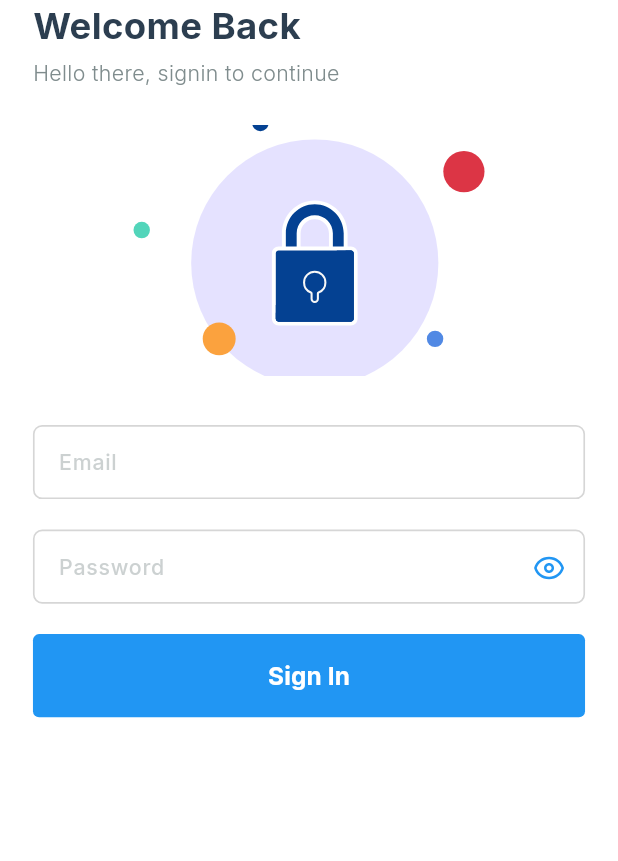
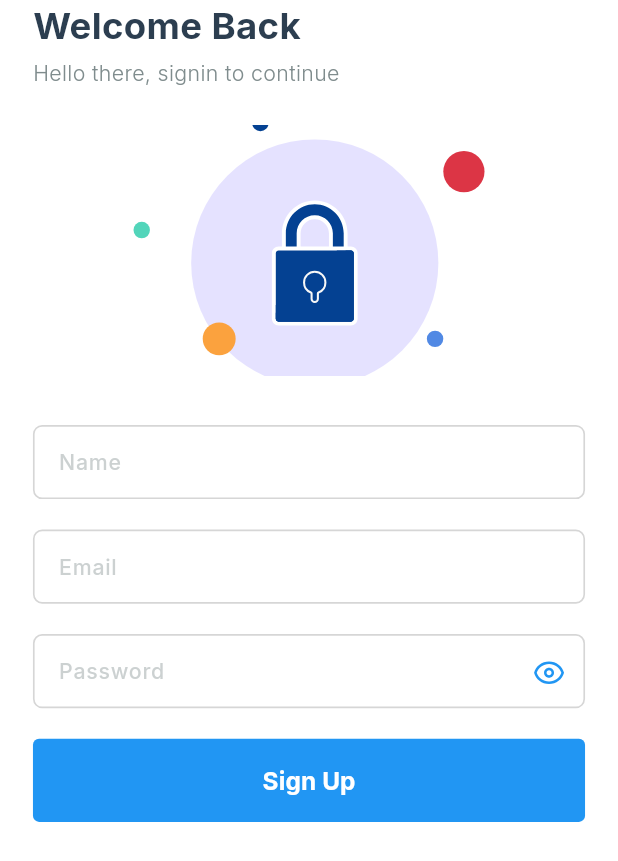
Before and after one commit to flutterdevrabby/zaviTask, a Flutter app: the screen it shows after launch, on a phone screen of 412 x 824 dp. Shown: the top 861 px of the screen. Run offline on Flutter 3.47's test engine with Material 3 defaults, Android fonts, the phone set to English and light mode, and no system bars; our stand-ins replace dio, flutter_screenutil, flutter_svg, go_router, google_fonts.

Commit message:
task has done

```diff
--- a/analysis_options.yaml
+++ b/analysis_options.yaml
@@ -7,6 +7,9 @@
 
 # The following line activates a set of recommended lints for Flutter apps,
 # packages, and plugins designed to encourage good coding practices.
+analyzer:
+  errors:
+    use_build_context_synchronously: ignore
 include: package:flutter_lints/flutter.yaml
 
 linter:
--- /dev/null
+++ b/lib/constants/endpoint.dart
@@ -0,0 +1 @@
+const baseUrl = "https://fakestoreapi.com";
--- a/lib/constants/text_font_style.dart
+++ b/lib/constants/text_font_style.dart
@@ -5,72 +5,9 @@ import 'package:google_fonts/google_fonts.dart';
 class TextFontStyle {
   TextFontStyle._();
 
-  static TextStyle headLine24CWhiteW600 = GoogleFonts.inter(
-    color: Colors.white,
-    fontWeight: FontWeight.w600,
-    fontSize: 24.sp,
-  );
-   static TextStyle headLine20CWhiteW600 = GoogleFonts.inter(
-    color: Colors.white,
-    fontWeight: FontWeight.w600,
-    fontSize: 20.sp,
-  );
-
-    static TextStyle headLine24C082438W700 = GoogleFonts.inter(
-    color: Color(0xFF082438),
-    fontWeight: FontWeight.w700,
-    fontSize: 24.sp,
-  );
-
-    static TextStyle textLine14C5E5E5EW400 = GoogleFonts.inter(
-    color: Color(0xFF5E5E5E),
-    fontWeight: FontWeight.w400,
-    fontSize: 14.sp,
-  );
-
-   static TextStyle textLine16C5E5E5EW600 = GoogleFonts.inter(
-    color: Color(0xFF5E5E5E),
-    fontWeight: FontWeight.w600,
-    fontSize: 16.sp,
-  );
-
-
-    static TextStyle textLine12C5E5E5EW500 = GoogleFonts.inter(
-    color: Color(0xFF5E5E5E),
-    fontWeight: FontWeight.w500,
-    fontSize: 12.sp,
-  );
-
-
-   static TextStyle headLine18CFFFFFFW700 = GoogleFonts.inter(
+  static TextStyle headLine18CFFFFFFW700 = GoogleFonts.inter(
     color: Color(0xFFFFFFFF),
     fontWeight: FontWeight.w700,
     fontSize: 18.sp,
   );
-
-
-    static TextStyle textLine14C5E5E5EW500 = GoogleFonts.inter(
-    color: Color(0xFF5E5E5E),
-    fontWeight: FontWeight.w500,
-    fontSize: 14.sp,
-  );
-
-    static TextStyle textLine12C646984W400 = GoogleFonts.inter(
-    color: Color(0xFF646984),
-    fontWeight: FontWeight.w400,
-    fontSize: 12.sp,
-  );
-
-    static TextStyle textLine14C04063EW400 = GoogleFonts.inter(
-    color: Color(0xFF04063E),
-    fontWeight: FontWeight.w400,
-    fontSize: 12.sp,
-  );
-
-
-    static TextStyle textLine14C646984EW600 = GoogleFonts.inter(
-    color: Color(0xFF646984),
-    fontWeight: FontWeight.w600,
-    fontSize: 14.sp,
-  );
 }
--- a/lib/features/authentication/signin_screen.dart
+++ b/lib/features/authentication/signin_screen.dart
@@ -1,8 +1,10 @@
 import 'package:flutter/material.dart';
 import 'package:flutter_screenutil/flutter_screenutil.dart';
 import 'package:flutter_svg/flutter_svg.dart';
+import 'package:go_router/go_router.dart';
 import 'package:provider/provider.dart';
 import 'package:zavisoft_task/constants/assets_path.dart';
+import 'package:zavisoft_task/routes/routes.dart';
 
 import '../../../../constants/text_font_style.dart';
 import '../../common_widget/custom_button.dart';
@@ -19,8 +21,11 @@ class SigninScreen extends StatefulWidget {
 
 class _SigninScreenState extends State<SigninScreen> {
   final emailController = TextEditingController();
+  final nameController = TextEditingController();
   final passwordController = TextEditingController();
   final _formKey = GlobalKey<FormState>();
+
+  String errorMesage = "";
   @override
   Widget build(BuildContext context) {
     return Consumer<SignInProvider>(
@@ -72,6 +77,17 @@ class _SigninScreenState extends State<SigninScreen> {
                     SizedBox(height: 32.h),
 
                     CustomTextField(
+                      hintText: "Name",
+                      controller: nameController,
+                      validator: (value) {
+                        if (value == null || value.isEmpty) {
+                          return "name is reqired";
+                        }
+                        return null;
+                      },
+                    ),
+                    SizedBox(height: 20.h),
+                    CustomTextField(
                       hintText: "Email",
                       controller: emailController,
                       validator: emailValidation,
@@ -105,11 +121,23 @@ class _SigninScreenState extends State<SigninScreen> {
                     SizedBox(height: 20.h),
 
                     CustomButton(
-                      onPressed: () {
-                        if (_formKey.currentState!.validate()) {}
+                      onPressed: () async {
+                        if (_formKey.currentState!.validate()) {
+                          context.go(
+                            AppRoutes.homeScreen,
+                            extra: {
+                              "name": nameController.text,
+                              "email": emailController.text,
+                            },
+                          );
+                        }
                       },
-                      text: "Sign In",
+                      text: "Sign Up",
                     ),
+
+                    SizedBox(height: 20.h),
+
+                    Text(errorMesage),
                   ],
                 ),
               ),
--- a/lib/helpers/register_provider/register_provider.dart
+++ b/lib/helpers/register_provider/register_provider.dart
@@ -1,6 +1,7 @@
 
 
 import 'package:provider/provider.dart';
+import 'package:zavisoft_task/providers/home_provider.dart';
 
 import '../../providers/sign_in_provider.dart';
 
@@ -8,5 +9,8 @@ var registerProvider = [
   ChangeNotifierProvider<SignInProvider>(
     create: ((context) => SignInProvider()),
   ),
+  ChangeNotifierProvider<HomeProvider>(
+    create: ((context) => HomeProvider()),
+  ),
 
 ];
--- a/lib/routes/routes.dart
+++ b/lib/routes/routes.dart
@@ -1,18 +1,28 @@
 import 'package:go_router/go_router.dart';
 
 import '../features/authentication/signin_screen.dart';
+import '../features/home/presentation/home_screen.dart';
 
 class AppRoutes {
   AppRoutes._(); // private constructor
 
   // Route names
   static const String signin = '/signin';
+  static const String homeScreen = '/homeScreen';
 
   // GoRouter instance
   static final GoRouter router = GoRouter(
     initialLocation: signin,
     routes: [
       GoRoute(path: signin, builder: (context, state) => const SigninScreen()),
+     GoRoute(
+        path: homeScreen,
+        builder: (context, state) {
+          final data = state.extra as Map<String, dynamic>;
+
+          return HomeScreen(data: data);
+        },
+      ),
     ],
   );
 }
--- a/pubspec.yaml
+++ b/pubspec.yaml
@@ -28,7 +28,9 @@ environment:
 # the latest version available on pub.dev. To see which dependencies have newer
 # versions available, run `flutter pub outdated`.
 dependencies:
+  cached_network_image: ^3.4.1
   cupertino_icons: ^1.0.8
+  dio: ^5.9.1
   flutter:
     sdk: flutter
   flutter_screenutil: ^5.9.3
@@ -36,6 +38,7 @@ dependencies:
   go_router: ^17.1.0
   google_fonts: ^8.0.2
   provider: ^6.1.5+1
+  shimmer: ^3.0.0
 
 dev_dependencies:
   flutter_lints: ^6.0.0
@@ -53,7 +56,8 @@ flutter:
   uses-material-design: true
   # To add assets to your application, add an assets section, like this:
   assets:
-   - assets/icons/
+    - assets/icons/
+    - assets/images/
   #   - images/a_dot_ham.jpeg
   # An image asset can refer to one or more resolution-specific "variants", see
   # https://flutter.dev/to/resolution-aware-images
```
Also changed, not shown: lib/common_widget/custom_network_image.dart (added, +47 -0 lines), lib/common_widget/product_card.dart (added, +43 -0 lines), lib/constants/assets_path.dart (+4 -4 lines), lib/features/home/presentation/home_screen.dart (added, +66 -0 lines), lib/features/home/widgets/product_tab_view.dart (added, +76 -0 lines), lib/features/home/widgets/profile_dialog.dart (added, +49 -0 lines), lib/features/home/widgets/search_bar_header.dart (added, +61 -0 lines), lib/features/models/product_response.dart (added, +84 -0 lines), lib/providers/home_provider.dart (added, +82 -0 lines), assets/images/no_image_available.png (added), pubspec.lock, 3 other files.
